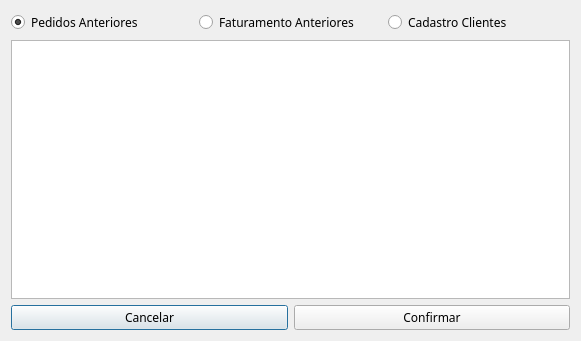
The window that pedidos/frmPedido/dlgSelecaoClientes.ui (alexandredrefahl/pySisControl) describes before a commit, drawn with Qt 5.
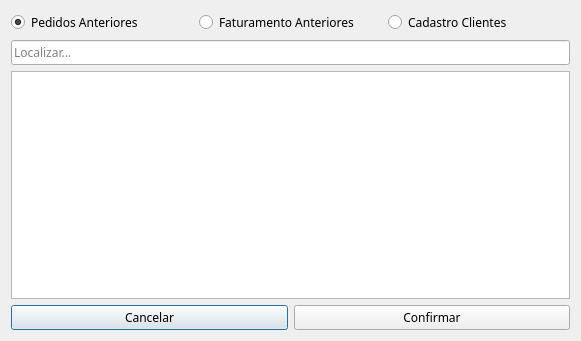
The same window after the commit.

Diff of the .ui file:
```diff
--- a/pedidos/frmPedido/dlgSelecaoClientes.ui
+++ b/pedidos/frmPedido/dlgSelecaoClientes.ui
@@ -50,6 +50,16 @@
      </item>
     </layout>
    </item>
+   <item>
+    <widget class="QLineEdit" name="txtPesquisa">
+     <property name="placeholderText">
+      <string>Localizar...</string>
+     </property>
+     <property name="clearButtonEnabled">
+      <bool>true</bool>
+     </property>
+    </widget>
+   </item>
    <item>
     <widget class="QTableView" name="tblClientes">
      <property name="editTriggers">
```
